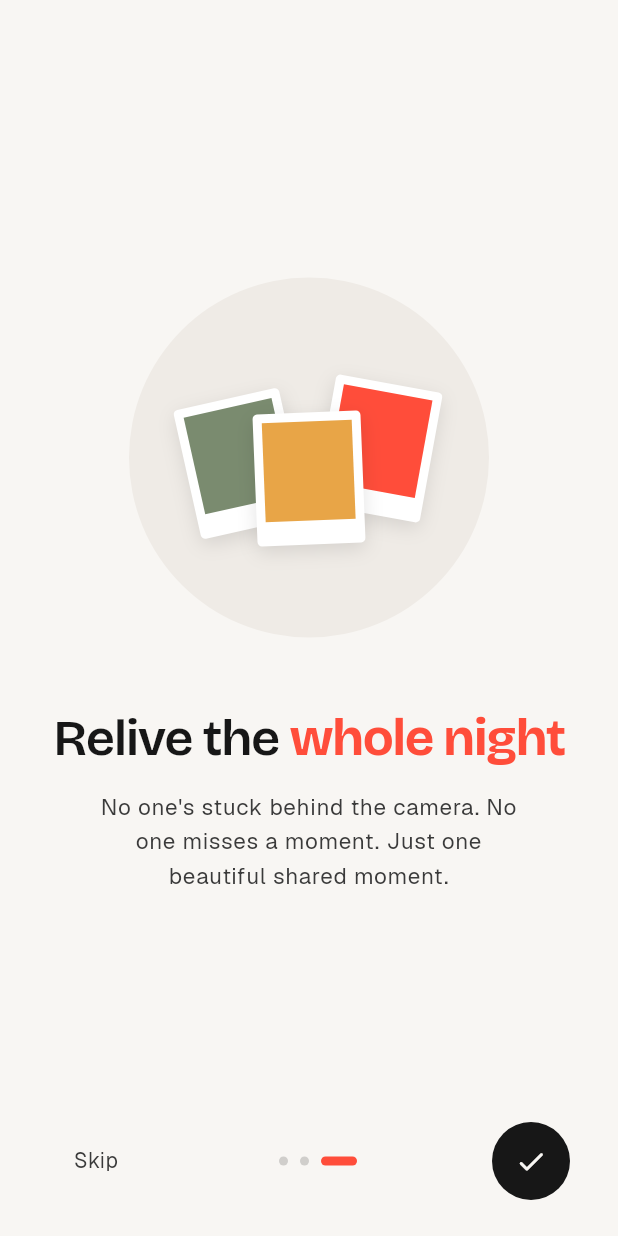
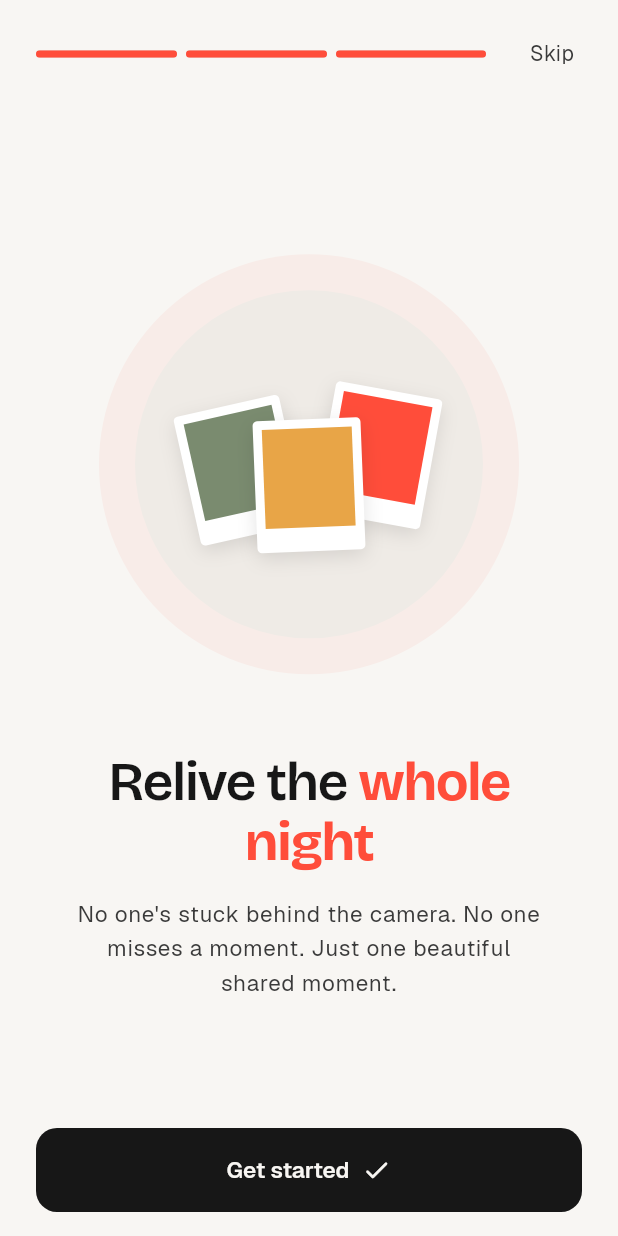
Before and after one commit to Lakshmiyadav65/Photo, a Flutter app: the screen it shows after launch, swiped to page 3, on a phone screen of 412 x 824 dp. Run offline on Flutter 3.47's test engine with Material 3 defaults, Android fonts, the phone set to English and light mode, and no system bars; our stand-ins replace cached_network_image, camera, cloud_firestore, firebase_auth, firebase_core, flutter_image_compress and 12 more; missing offline and left inert: image_gallery_saver_plus, quick_actions; accounts and stored records are empty.

Commit message:
feat(onboarding): RunBuds-style layout & motion polish
Rework the 3-slide intro to a RunBuds-inspired layout, keeping the
existing copy and the cream/coral/ink theme:
- top segmented progress bar that fills per slide; Skip moved top-right
- larger hero with a soft coral-glow ring behind the art well
- bigger Bricolage headline and roomier spacing
- full-width ink CTA (Continue -> Get started) replacing the small
  circular next button
- parallax between art and text while swiping + a one-shot entrance fade/rise

Co-Authored-By: Claude Opus 4.8 <noreply@anthropic.com>

```diff
--- a/lib/features/onboarding/presentation/onboarding_screen.dart
+++ b/lib/features/onboarding/presentation/onboarding_screen.dart
@@ -1,5 +1,10 @@
 // Onboarding — 3-slide intro carousel for first-time users (prototype copy).
 // Slide 2 sells the film "develop-lock" mechanic that defines the product.
+//
+// Layout/motion tuned to a RunBuds-style feel: a top segmented progress bar,
+// a generous hero with a soft coral-glow ring, big editorial type, parallax
+// between art and text while swiping, and a full-width ink CTA that hands off
+// cleanly into the permissions step. Copy + art + palette are unchanged.
 
 import 'package:flutter/material.dart';
 import 'package:flutter_riverpod/flutter_riverpod.dart';
@@ -17,9 +22,26 @@ class OnboardingScreen extends ConsumerStatefulWidget {
   ConsumerState<OnboardingScreen> createState() => _OnboardingScreenState();
 }
 
-class _OnboardingScreenState extends ConsumerState<OnboardingScreen> {
+class _OnboardingScreenState extends ConsumerState<OnboardingScreen>
+    with SingleTickerProviderStateMixin {
   final _controller = PageController();
   int _page = 0;
+
+  /// One-shot entrance fade/rise for the whole screen, matching the splash.
+  late final AnimationController _entrance = AnimationController(
+    vsync: this,
+    duration: const Duration(milliseconds: 650),
+  )..forward();
+
+  /// Live page position (fractional during a swipe) used to drive the parallax
+  /// and the partial fill of the progress bar. Falls back to the settled page
+  /// before the PageView has dimensions.
+  double get _pageValue {
+    if (_controller.hasClients && _controller.position.haveDimensions) {
+      return _controller.page ?? _page.toDouble();
+    }
+    return _page.toDouble();
+  }
 
   /// Leaving the intro carousel = onboarding done. Persist it so onboarding
   /// never shows again, then continue into the first-run auth flow.
@@ -68,51 +90,193 @@ class _OnboardingScreenState extends ConsumerState<OnboardingScreen> {
   @override
   void dispose() {
     _controller.dispose();
+    _entrance.dispose();
     super.dispose();
   }
 
   @override
   Widget build(BuildContext context) {
+    final fade = CurvedAnimation(parent: _entrance, curve: Curves.easeOut);
+    final rise = Tween<Offset>(
+      begin: const Offset(0, 0.04),
+      end: Offset.zero,
+    ).animate(CurvedAnimation(parent: _entrance, curve: Curves.easeOutCubic));
+
     return Scaffold(
+      backgroundColor: AppTheme.cream,
       body: SafeArea(
+        child: FadeTransition(
+          opacity: fade,
+          child: SlideTransition(
+            position: rise,
             child: Column(
               children: [
+                // ── Top chrome: segmented progress + Skip ──────────────────
+                Padding(
+                  padding: const EdgeInsets.fromLTRB(24, 12, 12, 8),
+                  child: Row(
+                    children: [
+                      Expanded(
+                        child: AnimatedBuilder(
+                          animation: _controller,
+                          builder: (_, _) => _ProgressBar(
+                            value: _pageValue,
+                            count: _slides.length,
+                          ),
+                        ),
+                      ),
+                      const SizedBox(width: 12),
+                      TextButton(
+                        onPressed: _finishOnboarding,
+                        child: Text('Skip',
+                            style: Theme.of(context).textTheme.bodyMedium),
+                      ),
+                    ],
+                  ),
+                ),
+                // ── Slides with art/text parallax ──────────────────────────
                 Expanded(
                   child: PageView.builder(
                     controller: _controller,
                     itemCount: _slides.length,
                     onPageChanged: (i) => setState(() => _page = i),
-                itemBuilder: (_, i) => _SlideView(slide: _slides[i]),
+                    itemBuilder: (_, i) => AnimatedBuilder(
+                      animation: _controller,
+                      builder: (_, _) {
+                        final delta = _pageValue - i;
+                        return _SlideView(slide: _slides[i], delta: delta);
+                      },
                     ),
                   ),
+                ),
+                // ── Full-width primary CTA ─────────────────────────────────
                 Padding(
-              padding: const EdgeInsets.fromLTRB(32, 8, 32, 24),
+                  padding: const EdgeInsets.fromLTRB(24, 8, 24, 16),
+                  child: FilledButton(
+                    onPressed: _next,
+                    child: AnimatedSwitcher(
+                      duration: const Duration(milliseconds: 250),
+                      transitionBuilder: (child, anim) =>
+                          FadeTransition(opacity: anim, child: child),
                       child: Row(
-                mainAxisAlignment: MainAxisAlignment.spaceBetween,
+                        key: ValueKey(_isLast),
+                        mainAxisSize: MainAxisSize.min,
                         children: [
-                  TextButton(
-                    onPressed: _finishOnboarding,
-                    child: Text('Skip',
-                        style: Theme.of(context).textTheme.bodyMedium),
+                          Text(_isLast ? 'Get started' : 'Continue'),
+                          const SizedBox(width: 8),
+                          Icon(
+                            _isLast
+                                ? Icons.check_rounded
+                                : Icons.arrow_forward_rounded,
+                            size: 20,
                           ),
-                  Row(
-                    children: [
-                      for (var i = 0; i < _slides.length; i++)
-                        AnimatedContainer(
-                          duration: const Duration(milliseconds: 300),
-                          margin: const EdgeInsets.symmetric(horizontal: 4),
-                          width: i == _page ? 24 : 6,
-                          height: 6,
-                          decoration: BoxDecoration(
-                            color: i == _page
-                                ? AppTheme.coral
-                                : AppTheme.ink.withValues(alpha: 0.18),
-                            borderRadius: BorderRadius.circular(3),
+                        ],
+                      ),
+                    ),
                   ),
                 ),
               ],
             ),
-                  _NextButton(onTap: _next, isLast: _isLast),
+          ),
+        ),
+      ),
+    );
+  }
+}
+
+/// Top progress: one rounded segment per slide. The active segment fills
+/// fractionally as the user swipes, so the bar tracks the gesture, not just
+/// the settled page.
+class _ProgressBar extends StatelessWidget {
+  const _ProgressBar({required this.value, required this.count});
+
+  /// Fractional page position (e.g. 1.4 = 40% of the way from slide 1 to 2).
+  final double value;
+  final int count;
+
+  @override
+  Widget build(BuildContext context) {
+    return Row(
+      children: [
+        for (var i = 0; i < count; i++)
+          Expanded(
+            child: Padding(
+              padding: EdgeInsets.only(right: i == count - 1 ? 0 : 6),
+              child: _Segment(fill: (value - i + 1).clamp(0.0, 1.0)),
+            ),
+          ),
+      ],
+    );
+  }
+}
+
+class _Segment extends StatelessWidget {
+  const _Segment({required this.fill});
+
+  final double fill;
+
+  @override
+  Widget build(BuildContext context) {
+    return ClipRRect(
+      borderRadius: BorderRadius.circular(3),
+      child: Container(
+        height: 5,
+        color: AppTheme.ink.withValues(alpha: 0.12),
+        child: FractionallySizedBox(
+          alignment: Alignment.centerLeft,
+          widthFactor: fill,
+          child: Container(color: AppTheme.coral),
+        ),
+      ),
+    );
+  }
+}
+
+class _SlideView extends StatelessWidget {
+  const _SlideView({required this.slide, this.delta = 0});
+
+  final _Slide slide;
+
+  /// Distance of this slide from the viewport centre (0 = centred, ±1 =
+  /// neighbour). Drives the parallax: art drifts faster than text and both
+  /// fade out as the slide leaves.
+  final double delta;
+
+  @override
+  Widget build(BuildContext context) {
+    // Art moves more than text → a gentle parallax; content fades as it exits.
+    final opacity = (1 - delta.abs() * 1.4).clamp(0.0, 1.0);
+    return Padding(
+      padding: const EdgeInsets.fromLTRB(32, 24, 32, 0),
+      child: Opacity(
+        opacity: opacity,
+        child: Column(
+          mainAxisAlignment: MainAxisAlignment.center,
+          children: [
+            Transform.translate(
+              offset: Offset(-delta * 56, 0),
+              child: _HeroArt(art: slide.art),
+            ),
+            const SizedBox(height: 52),
+            Transform.translate(
+              offset: Offset(-delta * 22, 0),
+              child: Column(
+                children: [
+                  HeroTitle(
+                    before: slide.before,
+                    emphasis: slide.emphasis,
+                    fontSize: 36,
+                    textAlign: TextAlign.center,
+                  ),
+                  const SizedBox(height: 16),
+                  ConstrainedBox(
+                    constraints: const BoxConstraints(maxWidth: 320),
+                    child: Text(
+                      slide.body,
+                      textAlign: TextAlign.center,
+                      style: Theme.of(context).textTheme.bodyLarge,
+                    ),
+                  ),
                 ],
               ),
             ),
@@ -123,43 +287,39 @@ class _OnboardingScreenState extends ConsumerState<OnboardingScreen> {
   }
 }
 
-class _SlideView extends StatelessWidget {
-  const _SlideView({required this.slide});
+/// The circular art well, now with a soft coral-glow ring behind it for depth.
+class _HeroArt extends StatelessWidget {
+  const _HeroArt({required this.art});
 
-  final _Slide slide;
+  final _Art art;
 
   @override
   Widget build(BuildContext context) {
-    return Padding(
-      padding: const EdgeInsets.fromLTRB(32, 40, 32, 0),
-      child: Column(
-        mainAxisAlignment: MainAxisAlignment.center,
+    return SizedBox(
+      width: 280,
+      height: 280,
+      child: Stack(
+        alignment: Alignment.center,
         children: [
+          // Soft outer glow ring.
           Container(
-            width: 240,
-            height: 240,
+            width: 280,
+            height: 280,
+            decoration: BoxDecoration(
+              shape: BoxShape.circle,
+              color: AppTheme.coral.withValues(alpha: 0.06),
+            ),
+          ),
+          // Inner art well.
+          Container(
+            width: 232,
+            height: 232,
             decoration: const BoxDecoration(
               color: AppTheme.cream2,
               shape: BoxShape.circle,
             ),
             alignment: Alignment.center,
-            child: _buildArt(slide.art),
-          ),
-          const SizedBox(height: 48),
-          HeroTitle(
-            before: slide.before,
-            emphasis: slide.emphasis,
-            fontSize: 34,
-            textAlign: TextAlign.center,
-          ),
-          const SizedBox(height: 16),
-          ConstrainedBox(
-            constraints: const BoxConstraints(maxWidth: 300),
-            child: Text(
-              slide.body,
-              textAlign: TextAlign.center,
-              style: Theme.of(context).textTheme.bodyLarge,
-            ),
+            child: _buildArt(art),
           ),
         ],
       ),
@@ -283,33 +443,6 @@ class _Polaroid extends StatelessWidget {
   }
 }
 
-class _NextButton extends StatelessWidget {
-  const _NextButton({required this.onTap, required this.isLast});
-
-  final VoidCallback onTap;
-  final bool isLast;
-
-  @override
-  Widget build(BuildContext context) {
-    return GestureDetector(
-      onTap: onTap,
-      child: Container(
-        width: 52,
-        height: 52,
-        decoration: const BoxDecoration(
-          color: AppTheme.ink,
-          shape: BoxShape.circle,
-        ),
-        child: Icon(
-          isLast ? Icons.check_rounded : Icons.arrow_forward_rounded,
-          color: AppTheme.cream,
-          size: 22,
-        ),
-      ),
-    );
-  }
-}
-
 enum _Art { camera, film, polaroids }
 
 class _Slide {
```
Lines whose indentation alone changed are shown as unchanged.
